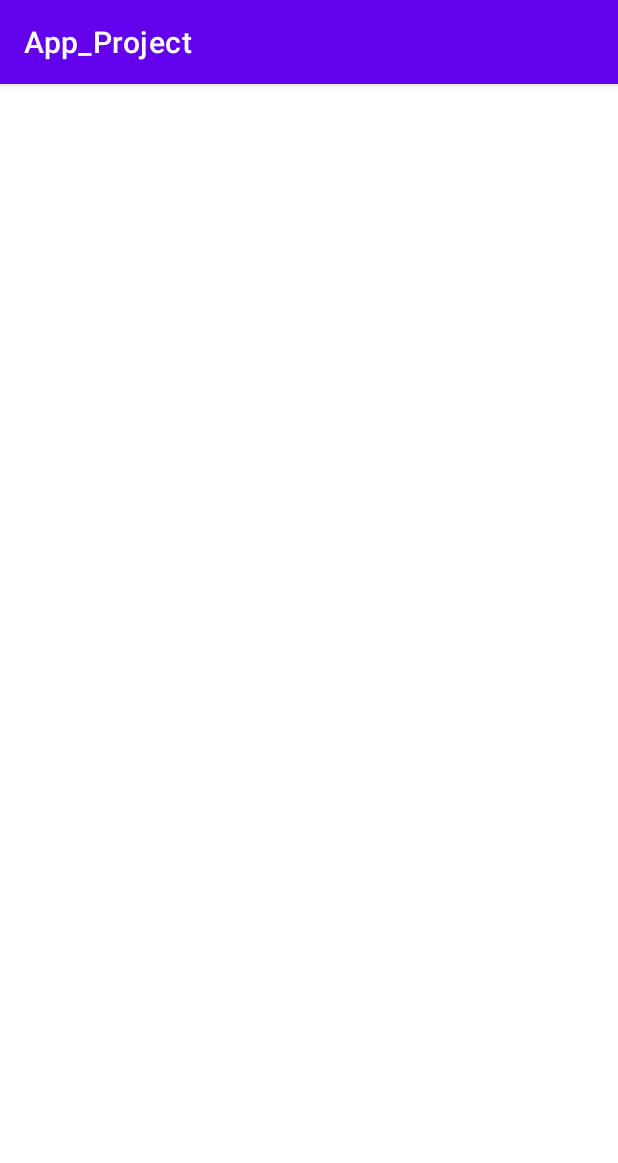
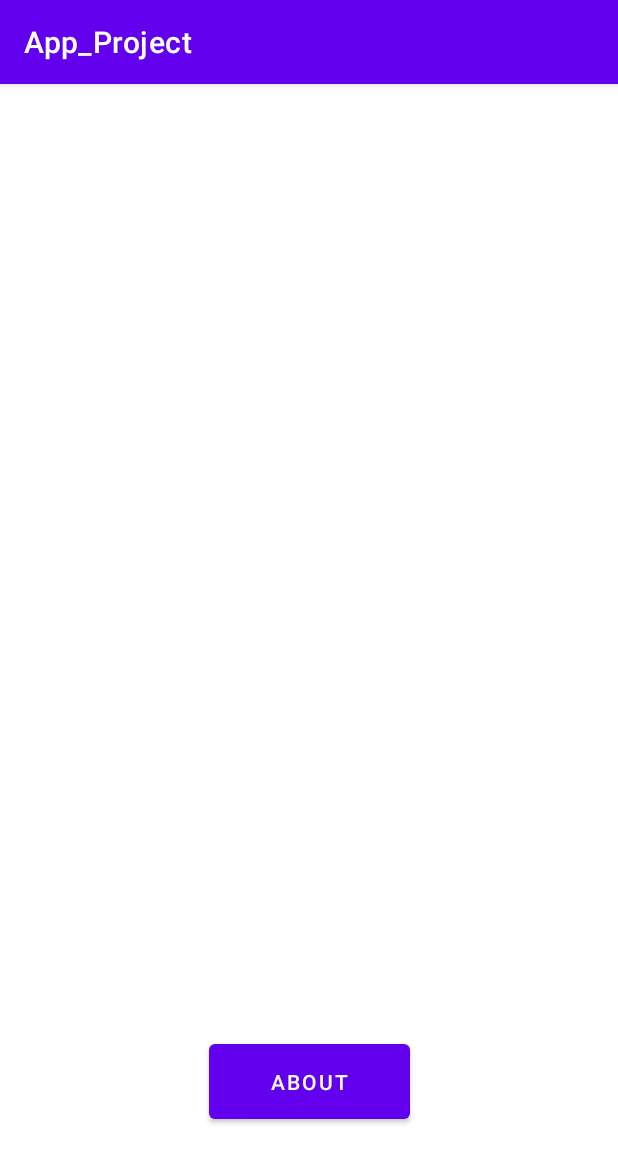
Before and after one commit to a20novra/App_Project, an Android app: the screen it shows after launch (MainActivity), on a phone screen of 412 x 824 dp. Shown: the top 1163 px of the screen. Run offline under Robolectric (Android 15) with nearby library versions, the phone set to English and light mode, and no system bars.

Commit message:
Add about button

```diff
--- a/app/src/main/res/layout/activity_main.xml
+++ b/app/src/main/res/layout/activity_main.xml
@@ -9,7 +9,20 @@
 
     <ListView
         android:id="@+id/my_list_view"
-        android:layout_width="match_parent"
-        android:layout_height="match_parent" />
+        android:layout_width="407dp"
+        android:layout_height="562dp"
+        tools:layout_editor_absoluteX="2dp"
+        tools:layout_editor_absoluteY="4dp"
+        tools:ignore="MissingConstraints" />
+
+    <Button
+        android:id="@+id/button"
+        android:layout_width="134dp"
+        android:layout_height="62dp"
+        android:text="About"
+        app:layout_constraintBottom_toBottomOf="parent"
+        app:layout_constraintEnd_toEndOf="parent"
+        app:layout_constraintStart_toStartOf="parent"
+        app:layout_constraintTop_toBottomOf="@+id/my_list_view" />
 
 </androidx.constraintlayout.widget.ConstraintLayout>
```
